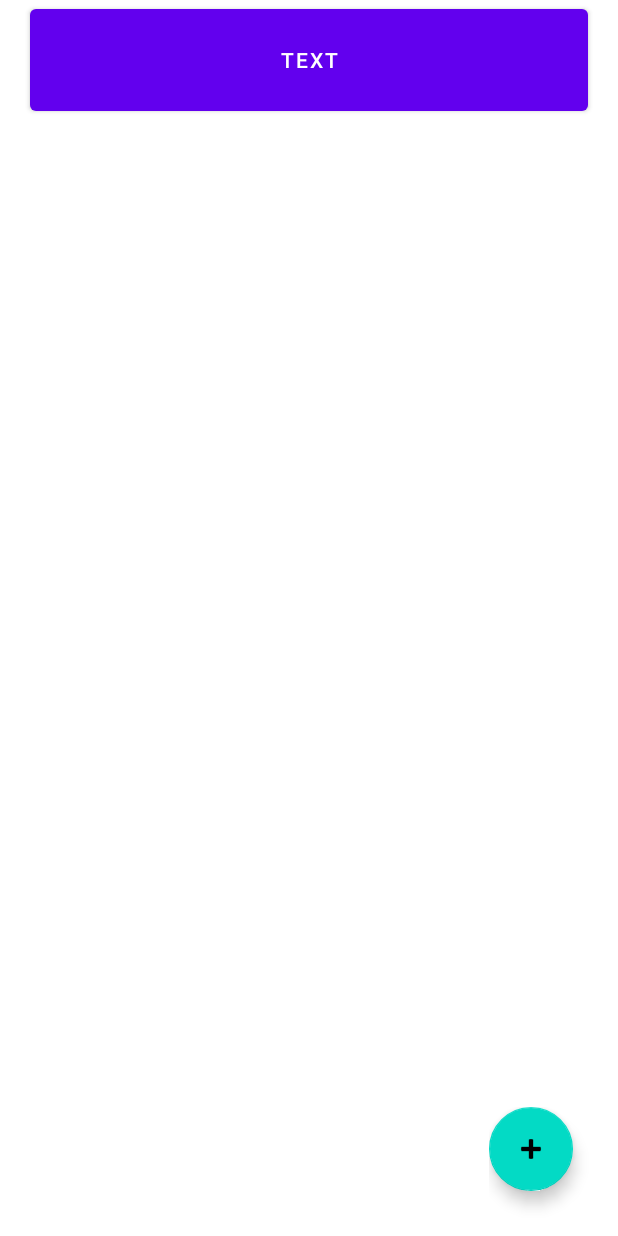
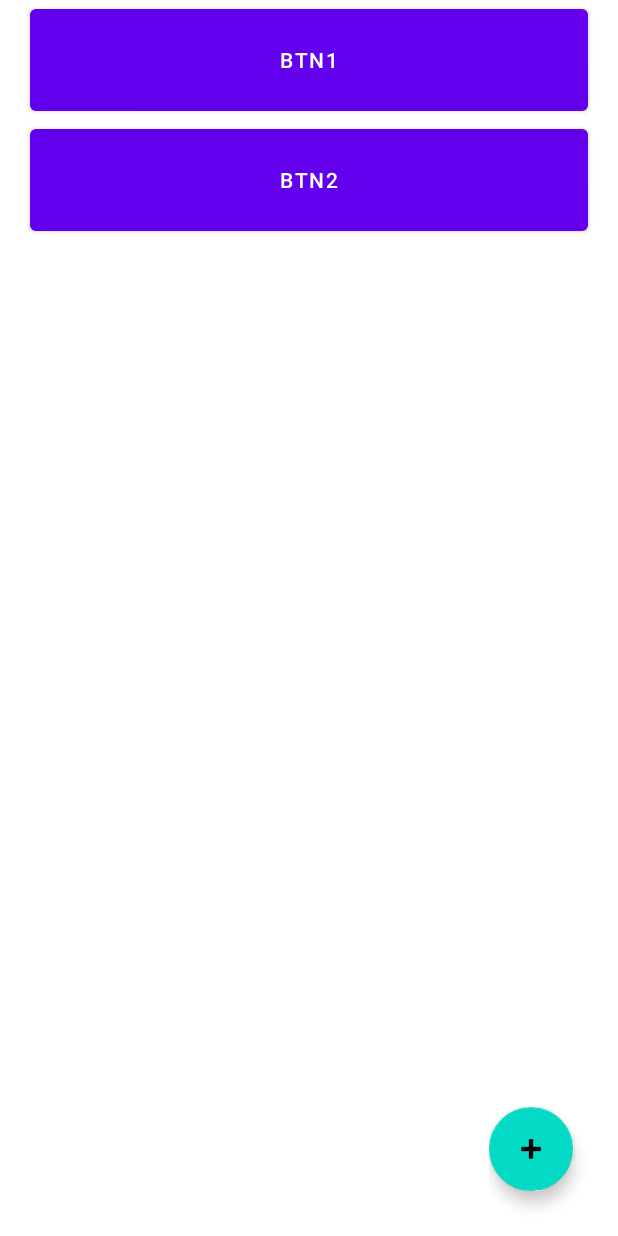
Before and after one commit to simpaskoo/MFGradeBook, an Android app: the layout activity_collector2.xml on its own in the app's theme, with its tools: preview values and no code run, on a phone screen of 412 x 824 dp. Run offline under Robolectric (Android 15) with nearby library versions, the phone set to English and light mode, and no system bars.

Commit message:
Initial commit

```diff
--- a/app/src/main/res/layout/activity_collector2.xml
+++ b/app/src/main/res/layout/activity_collector2.xml
@@ -2,6 +2,7 @@
 <RelativeLayout xmlns:android="http://schemas.android.com/apk/res/android"
     xmlns:app="http://schemas.android.com/apk/res-auto"
     xmlns:tools="http://schemas.android.com/tools"
+    android:id="@+id/relativeLayout"
     android:layout_width="match_parent"
     android:layout_height="match_parent"
     tools:context=".MainActivity">
@@ -31,9 +32,18 @@
 
             <!-- button1-->
             <Button
+                android:id="@+id/fieldButton"
                 android:layout_width="match_parent"
                 android:layout_height="80dp"
-                android:text="Text"
+                android:text="Btn1"
+                android:layout_marginStart="20dp"
+                android:layout_marginEnd="20dp" />
+
+            <Button
+                android:id="@+id/fieldButton2"
+                android:layout_width="match_parent"
+                android:layout_height="80dp"
+                android:text="Btn2"
                 android:layout_marginStart="20dp"
                 android:layout_marginEnd="20dp" />
 
@@ -54,7 +64,7 @@
         android:gravity="bottom">
 
         <com.google.android.material.floatingactionbutton.FloatingActionButton
-            android:id="@+id/floatingActionButton10"
+            android:id="@+id/createFieldButton"
             android:layout_width="wrap_content"
             android:layout_height="wrap_content"
             android:layout_marginEnd="20dp"
--- a/app/src/main/res/layout/activity_new_event.xml
+++ b/app/src/main/res/layout/activity_new_event.xml
@@ -173,6 +173,7 @@
         android:layout_marginBottom="30dp"
         android:clickable="true"
         android:contentDescription="Pčidej akci"
+        android:onClick="onClickButton"
         app:layout_constraintBottom_toBottomOf="parent"
         app:layout_constraintEnd_toEndOf="parent"
         app:srcCompat="@android:drawable/ic_input_add" />
```
Also changed, not shown: app/src/main/java/com/example/javaapk/CustomFieldButton.java (added, +51 -0 lines), app/src/main/java/com/example/javaapk/MainActivity.java (+56 -10 lines), app/src/main/java/com/example/javaapk/event_new_event.java (+19 -6 lines).
